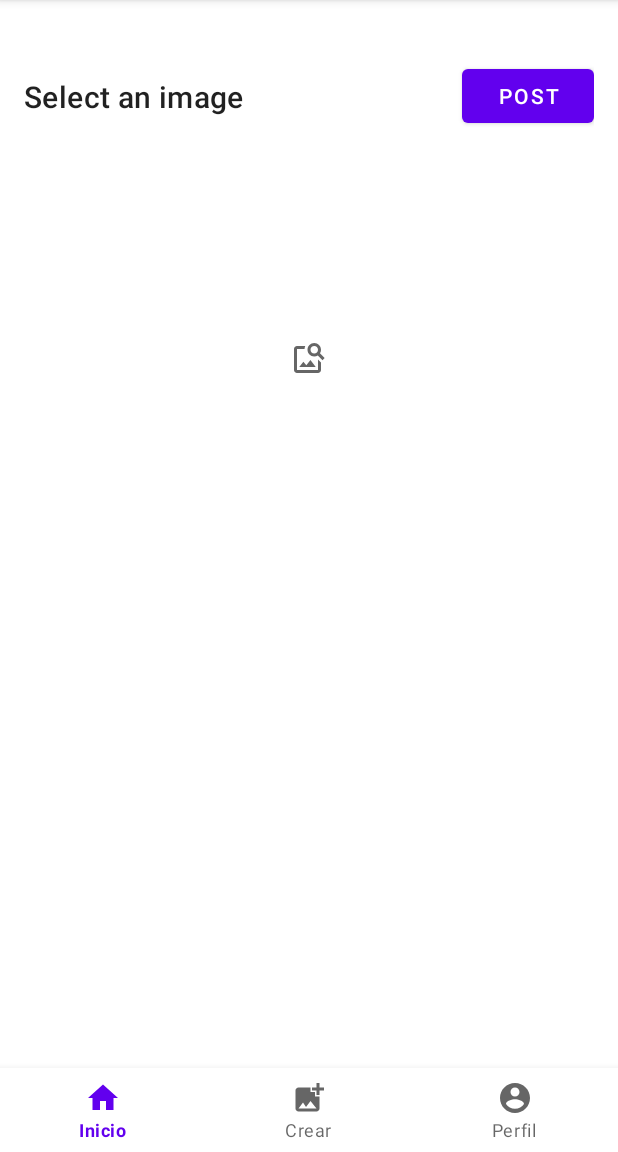
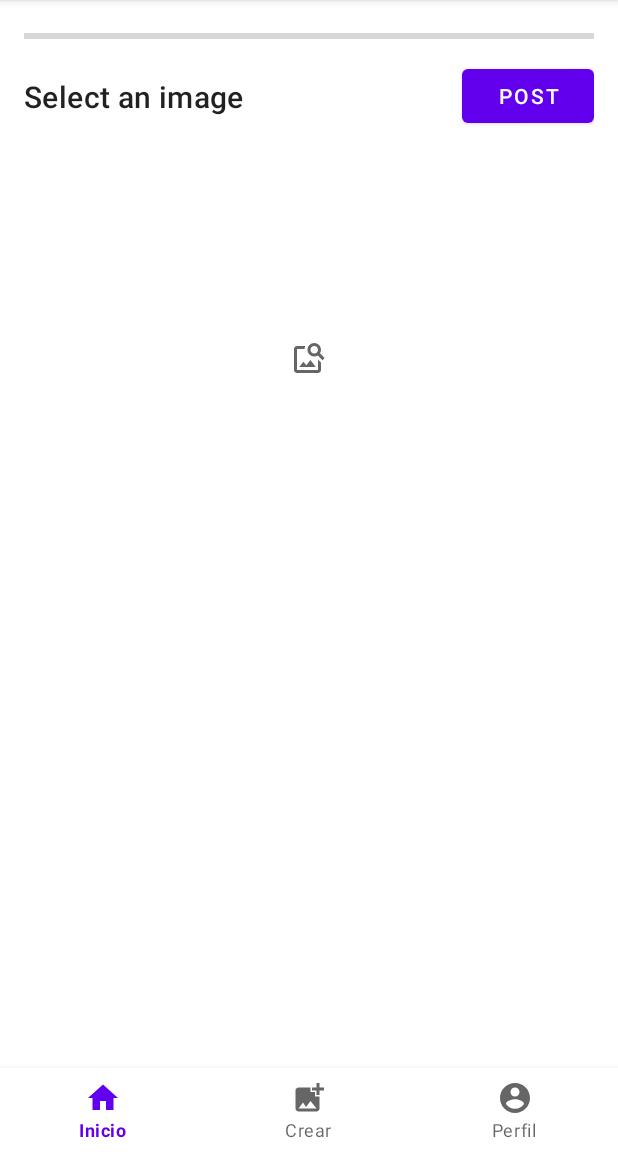
Before and after one commit to Frankva12/KotlinPractical, an Android app: the fragment AddFragment placed in its activity, after a tap on "POST", on a phone screen of 412 x 824 dp, the part 84-1236 px from its top. Run offline under Robolectric (Android 15) with nearby library versions, the phone set to English and light mode, and no system bars; our stand-ins replace Firebase (no records; nobody signed in at launch, a user with empty details on screens opened directly); 4 statements that could not run were skipped.

Commit message:
feat(snapshot): upload an image an create the folder for the photos and show the progress bar

```diff
--- a/Snapshots/app/src/main/java/com/franciscostanleyvasconceloszelaya/snapshots/AddFragment.kt
+++ b/Snapshots/app/src/main/java/com/franciscostanleyvasconceloszelaya/snapshots/AddFragment.kt
@@ -10,11 +10,20 @@ import android.view.LayoutInflater
 import android.view.View
 import android.view.ViewGroup
 import com.franciscostanleyvasconceloszelaya.snapshots.databinding.FragmentAddBinding
+import com.google.android.material.snackbar.Snackbar
+import com.google.firebase.database.DatabaseReference
+import com.google.firebase.database.FirebaseDatabase
+import com.google.firebase.storage.FirebaseStorage
+import com.google.firebase.storage.StorageReference
+import java.lang.ref.Reference
 
 
 class AddFragment : Fragment() {
 
-    private val RC_GELLERY = 12
+    private val RC_GELLERY = 18
+    private val PATH_SNAPSHOT = "snapshots"
+    private lateinit var mStorageReference: StorageReference
+    private lateinit var mDatabaseReference: DatabaseReference
 
     private lateinit var mBinding: FragmentAddBinding
 
@@ -34,6 +43,9 @@ class AddFragment : Fragment() {
         mBinding.btnPost.setOnClickListener { postSnapshot() }
 
         mBinding.btnSelect.setOnClickListener { openGallery() }
+
+        mStorageReference = FirebaseStorage.getInstance().reference
+        mDatabaseReference = FirebaseDatabase.getInstance().reference.child(PATH_SNAPSHOT)
     }
 
     private fun openGallery() {
@@ -42,13 +54,41 @@ class AddFragment : Fragment() {
     }
 
     private fun postSnapshot() {
+        mBinding.progressBar.visibility = View.VISIBLE
+        val storageReference = mStorageReference.child(PATH_SNAPSHOT).child("my_photo")
+        if (mPhotoSelectedUri != null) {
+            storageReference.putFile(mPhotoSelectedUri!!)
+                .addOnProgressListener {
+                    val progress = (100 * it.bytesTransferred / it.totalByteCount).toDouble()
+                    mBinding.progressBar.progress = progress.toInt()
+                    mBinding.tvMessage.text = "$progress%"
+                }
+                .addOnCompleteListener {
+                    mBinding.progressBar.visibility = View.INVISIBLE
+                }
+                .addOnSuccessListener {
+                    Snackbar.make(mBinding.root, "Posted Snapshot", Snackbar.LENGTH_SHORT)
+                        .show()
+                }
+                .addOnFailureListener {
+                    Snackbar.make(
+                        mBinding.root,
+                        "Can't upload, try again later",
+                        Snackbar.LENGTH_SHORT
+                    )
+                        .show()
+                }
+        }
+    }
+
+    private fun saveSnapshot() {
 
     }
 
     override fun onActivityResult(requestCode: Int, resultCode: Int, data: Intent?) {
         super.onActivityResult(requestCode, resultCode, data)
-        if (resultCode == Activity.RESULT_OK){
-            if (requestCode == RC_GELLERY){
+        if (resultCode == Activity.RESULT_OK) {
+            if (requestCode == RC_GELLERY) {
                 mPhotoSelectedUri = data?.data
                 mBinding.imgPhoto.setImageURI(mPhotoSelectedUri)
                 mBinding.tilTitle.visibility = View.VISIBLE
```
